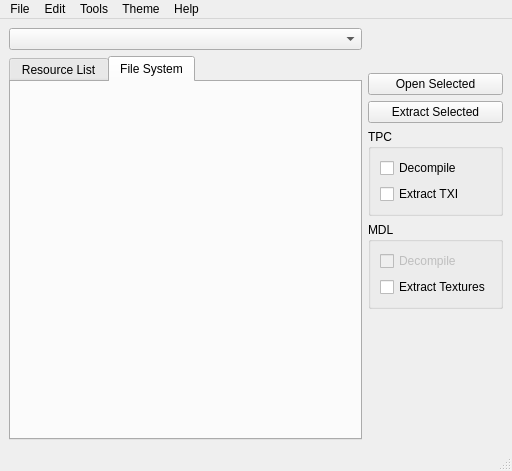
NickHugi/PyKotor, file Tools/HolocronToolset/src/ui/windows/main.ui: the form before one commit.
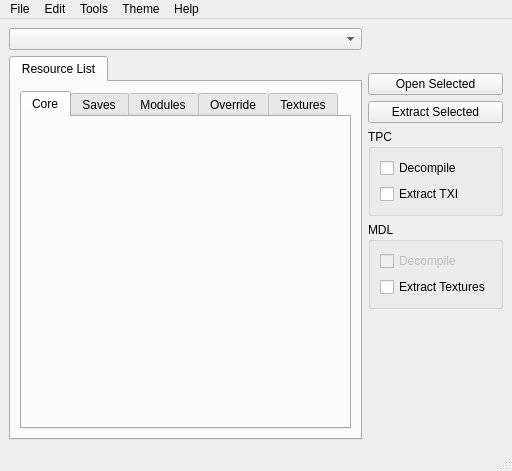
The form after the commit. The open tabs and pages were chosen to show the change. Icons and pictures are not drawn. Custom widgets are drawn as their Qt base class.

The edit to the form file:
```diff
--- a/Tools/HolocronToolset/src/ui/windows/main.ui
+++ b/Tools/HolocronToolset/src/ui/windows/main.ui
@@ -165,17 +165,6 @@
                   </layout>
                 </widget>
 
-                <!-- Second Tab: File System -->
-                <widget class="QWidget" name="fileSystemTab">
-                  <attribute name="title">
-                    <string>File System</string>
-                  </attribute>
-                  <layout class="QVBoxLayout" name="verticalLayoutFileSystemTab">
-                    <item>
-                      <widget class="ResourceFileSystemWidget" name="fileSystemWidget" />
-                    </item>
-                  </layout>
-                </widget>
               </widget>
             </item>
           </layout>
@@ -836,12 +825,6 @@
       <header location="global">toolset.gui.widgets.main_widgets</header>
       <container>1</container>
     </customwidget>
-    <customwidget>
-      <class>ResourceFileSystemWidget</class>
-      <extends>QWidget</extends>
-      <header location="global">toolset.gui.widgets.kotor_filesystem_model</header>
-      <container>1</container>
-    </customwidget>
     <customwidget>
       <class>TextureList</class>
       <extends>QWidget</extends>
```
Left out of the diff: 19 changed lines with no effect on the pictures.
